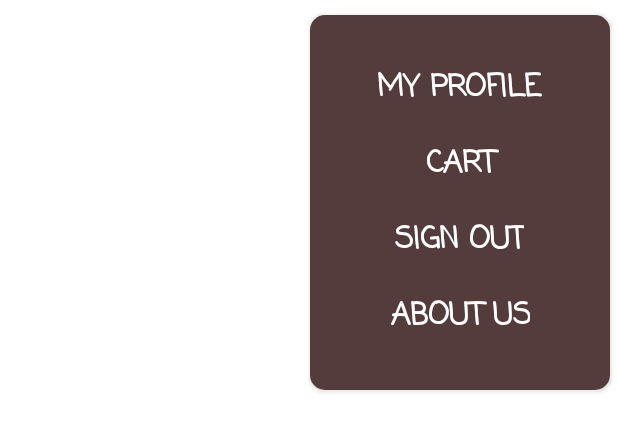
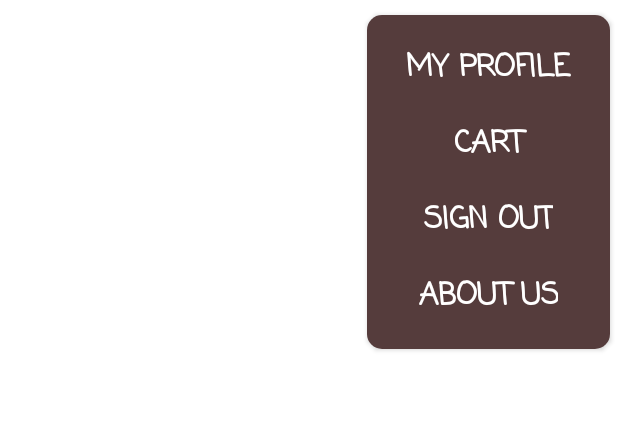
Before and after one commit to menementies/Cake-and-Beans, an Android app: the layout activity_menupopup.xml on its own in the app's theme, with its tools: preview values and no code run, on a phone screen of 412 x 824 dp. Shown: the top 431 px of the screen. Run offline under Robolectric (Android 15) with nearby library versions, the phone set to English and light mode, and no system bars.

Commit message:
pixel 2 |bluestacks: 1080x1920 scr size, 400dpi

```diff
--- a/app/src/main/res/layout/activity_menupopup.xml
+++ b/app/src/main/res/layout/activity_menupopup.xml
@@ -2,15 +2,11 @@
 <androidx.cardview.widget.CardView xmlns:android="http://schemas.android.com/apk/res/android"
     xmlns:app="http://schemas.android.com/apk/res-auto"
     xmlns:tools="http://schemas.android.com/tools"
-    android:layout_width="200dp"
-    android:layout_height="250dp"
+    android:layout_height="wrap_content"
+    android:layout_width="wrap_content"
     android:layout_gravity="right"
     android:orientation="vertical"
     app:cardCornerRadius="10dp"
-    app:layout_constraintBottom_toBottomOf="parent"
-    app:layout_constraintEnd_toEndOf="parent"
-    app:layout_constraintStart_toStartOf="parent"
-    app:layout_constraintTop_toTopOf="parent"
     android:layout_marginTop="10dp"
     android:layout_marginRight="5dp">
 
--- a/app/src/main/res/values/themes.xml
+++ b/app/src/main/res/values/themes.xml
@@ -13,4 +13,9 @@
         <item name="android:statusBarColor" tools:targetApi="l">?attr/colorPrimaryVariant</item>
         <!-- Customize your theme here. -->
     </style>
+    <style name="my_dialog" parent="Theme.AppCompat.Dialog.Alert">
+        <item name="windowMinWidthMajor">30%</item>
+        <item name="windowMinWidthMinor">50%</item>
+        <item name="windowFixedHeightMinor">60%</item>
+    </style>
 </resources>
```
Also changed, not shown: app/src/main/java/com/example/cakeandbeans/Menu.java (+16 -14 lines).
